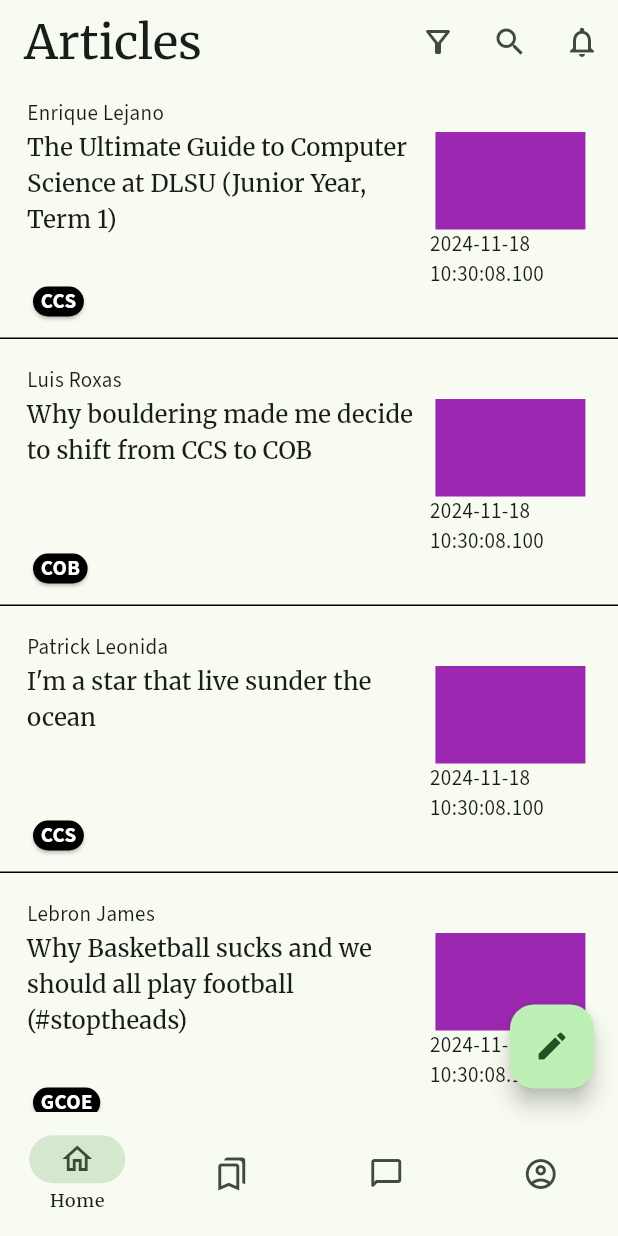
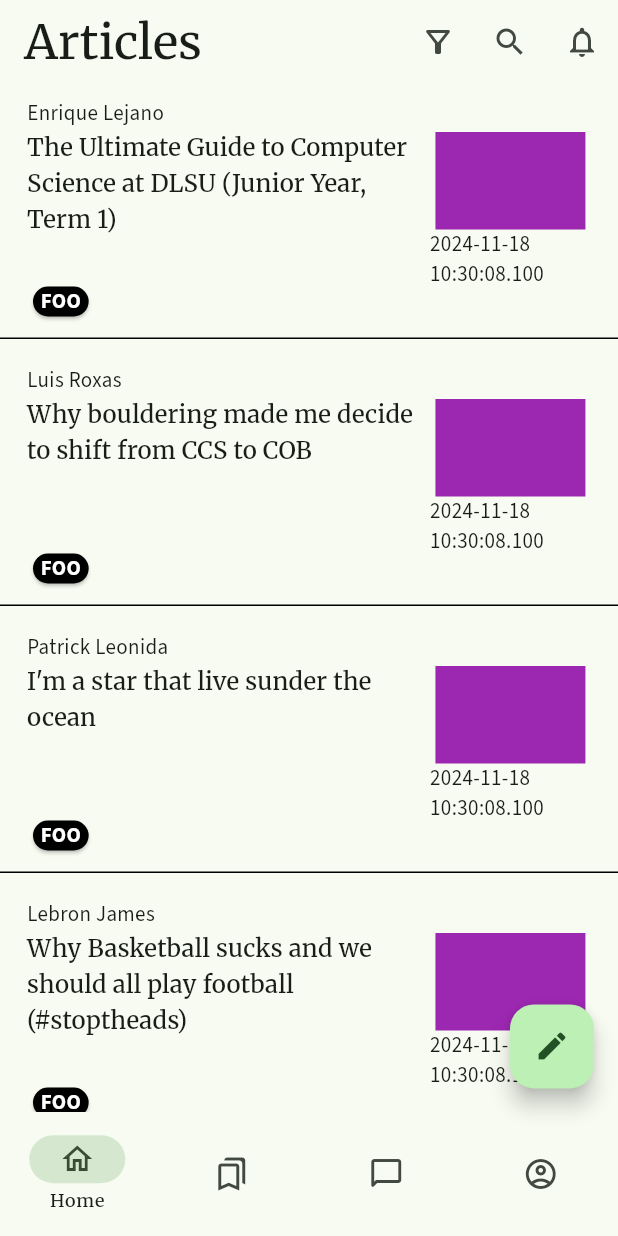
Before and after one commit to riki-11/MOBDEVE-MCO, a Flutter app: the screen it shows once a user with an empty profile is signed in, on a phone screen of 412 x 824 dp. Run offline on Flutter 3.47's test engine with Material 3 defaults, Android fonts, the phone set to English and light mode, and no system bars; our stand-ins replace cloud_firestore, email_validator, firebase_auth, firebase_core, get, google_fonts; missing offline and left inert: flutter_multi_select_items, flutter_quill, passwordfield; accounts and stored records are empty.

```diff
--- /dev/null
+++ b/lib/articles/controller/article_controller.dart
@@ -0,0 +1,38 @@
+import 'package:flutter/material.dart';
+import 'package:get/get.dart';
+import 'package:mobdeve_mco/articles/model/article.dart';
+
+class ArticleController extends GetxController{
+  static ArticleController get instance => Get.find();
+
+  List<Article> articles = [
+  Article(
+    id: "0",
+    authorId: "Enrique Lejano",
+    title: "The Ultimate Guide to Computer Science at DLSU (Junior Year, Term 1)",
+    content: "This is a test",
+    datePosted:DateTime.now(),
+   ),
+  Article(
+    id: "1",
+    authorId: "Luis Roxas",
+    title: "Why bouldering made me decide to shift from CCS to COB",
+    content: "This is another test",
+    datePosted:DateTime.now(),
+   ),
+ Article(
+   id: "2",
+   authorId: "Patrick Leonida",
+      title: "I'm a star that live sunder the ocean",
+      content: "CCS",
+      datePosted:DateTime.now(),
+   ),
+  Article(
+    id: "3",
+    authorId: "Lebron James",
+    title: "Why Basketball sucks and we should all play football (#stoptheads)",
+      content: "GCOE",
+      datePosted: DateTime.now()
+   ),
+ ];
+}
--- /dev/null
+++ b/lib/articles/model/article.dart
@@ -0,0 +1,29 @@
+
+class Reaction{
+  // User who liked
+//  String userId;
+  // Article he liked
+ // String articleId;
+}
+class College{}
+class Program{}
+
+class Article {
+  String id;
+  String authorId;
+  String title;
+  String content;
+  DateTime datePosted;
+  Article({
+    required this.id,
+    required this.authorId,
+    required this.title,
+    required this.content,
+    required this.datePosted,
+  });
+  // Reaction reactions;
+  // Comments
+  // Colleges Tag
+  // Programs Tag
+
+}
--- a/lib/authentication/authentication_repository.dart
+++ b/lib/authentication/authentication_repository.dart
@@ -1,6 +1,7 @@
 
 import 'package:firebase_auth/firebase_auth.dart';
 import 'package:get/get.dart';
+import 'package:mobdeve_mco/articles/controller/article_controller.dart';
 import 'package:mobdeve_mco/authentication/screens/login.dart';
 import 'package:mobdeve_mco/authentication/signup_email_password_failure.dart';
 import 'package:mobdeve_mco/pages/homepage.dart';
@@ -22,7 +23,7 @@ class AuthenticationRepository extends GetxController{
 
   _setInitialScreen(User? user) {
     user == null ? Get.offAll(() => const LandingPage(title: "UniGuide"))
-        : Get.offAll(() => const HomePage());
+        : Get.offAll(() => HomePage(controller: ArticleController()));
   }
 
   Future<void> createUserWithEmailAndPassword(String email, String password) async {
@@ -42,7 +43,7 @@ class AuthenticationRepository extends GetxController{
   Future<void> loginUserWithEmailAndPassword(String email, String password) async {
     try{
       await _auth.signInWithEmailAndPassword(email: email, password: password);
-      firebaseUser.value != null ? Get.offAll(() => const HomePage()) : Get.to(() => const LoginPage());
+      firebaseUser.value != null ? Get.offAll(() => HomePage(controller: ArticleController())) : Get.to(() => const LoginPage());
 
     } on FirebaseAuthException catch(e){
       print("ERROR");
--- a/lib/main.dart
+++ b/lib/main.dart
@@ -2,6 +2,7 @@ import 'package:flutter/material.dart';
 import 'package:flutter/rendering.dart';
 import 'package:get/get.dart';
 import 'package:google_fonts/google_fonts.dart';
+import 'package:mobdeve_mco/articles/controller/article_controller.dart';
 import 'package:mobdeve_mco/authentication/authentication_repository.dart';
 import 'package:mobdeve_mco/pages/homepage.dart';
 import 'package:mobdeve_mco/pages/landing.dart';
@@ -41,11 +42,15 @@ class MyApp extends StatelessWidget {
           bodySmall: GoogleFonts.sourceSans3(),
         )
       ),
-      home: const HomePage(),
+      home: HomePage(
+          controller: ArticleController(),
+        ),
       initialRoute: '/landing',
       routes: {
         '/landing': (context) => const LandingPage(title: 'UniGuide'),
-        '/home': (context) => const HomePage(),
+        '/home': (context) => HomePage(
+            controller: ArticleController(),
+          ),
         '/library': (context) => const YourLibrary()
       },
     );
--- a/lib/pages/homepage.dart
+++ b/lib/pages/homepage.dart
@@ -1,4 +1,5 @@
 import 'package:flutter/material.dart';
+import 'package:mobdeve_mco/articles/controller/article_controller.dart';
 import 'package:mobdeve_mco/pages/view-article.dart';
 import 'package:mobdeve_mco/widgets/article_container_list_view.dart';
 import 'package:mobdeve_mco/pages/create-article.dart';
@@ -10,7 +11,11 @@ import 'package:flutter_multi_select_items/flutter_multi_select_items.dart';
 
 
 class HomePage extends StatefulWidget {
-  const HomePage({super.key});
+  final ArticleController controller;
+  const HomePage({
+    super.key,
+    required this.controller,
+  });
 
   @override
   State<HomePage> createState() => _HomePageState();
@@ -125,33 +130,17 @@ class _HomePageState extends State<HomePage> {
           ),
           Expanded(
             child: StandardScrollbar(
-              child: ListView(
-                children: [
-                  ArticleContainerListView(
-                    authorName: "Enrique Lejano",
-                    title: "The Ultimate Guide to Computer Science at DLSU (Junior Year, Term 1)",
-                    college: "CCS",
-                    date: DateTime.now(),
-                  ),
-                  ArticleContainerListView(
-                    authorName: "Luis Roxas",
-                    title: "Why bouldering made me decide to shift from CCS to COB",
-                    college: "COB",
-                    date: DateTime.now(),
-                  ),
-                  ArticleContainerListView(
-                    authorName: "Patrick Leonida",
-                    title: "I'm a star that live sunder the ocean",
-                    college: "CCS",
-                    date: DateTime.now(),
-                  ),
-                  ArticleContainerListView(
-                      authorName: "Lebron James",
-                      title: "Why Basketball sucks and we should all play football (#stoptheads)",
-                      college: "GCOE",
-                      date: DateTime.now()
-                  ),
-                ],
+              child: ListView.builder(
+                itemCount: widget.controller.articles.length,
+                itemBuilder: (context, index) {
+                  final article = widget.controller.articles[index];
+                  return ArticleContainerListView(
+                    authorName: article.authorId,
+                    title: article.title,
+                    college: "FOO",
+                    date: article.datePosted,
+                    );
+                },
               ),
             ),
           ),
```
